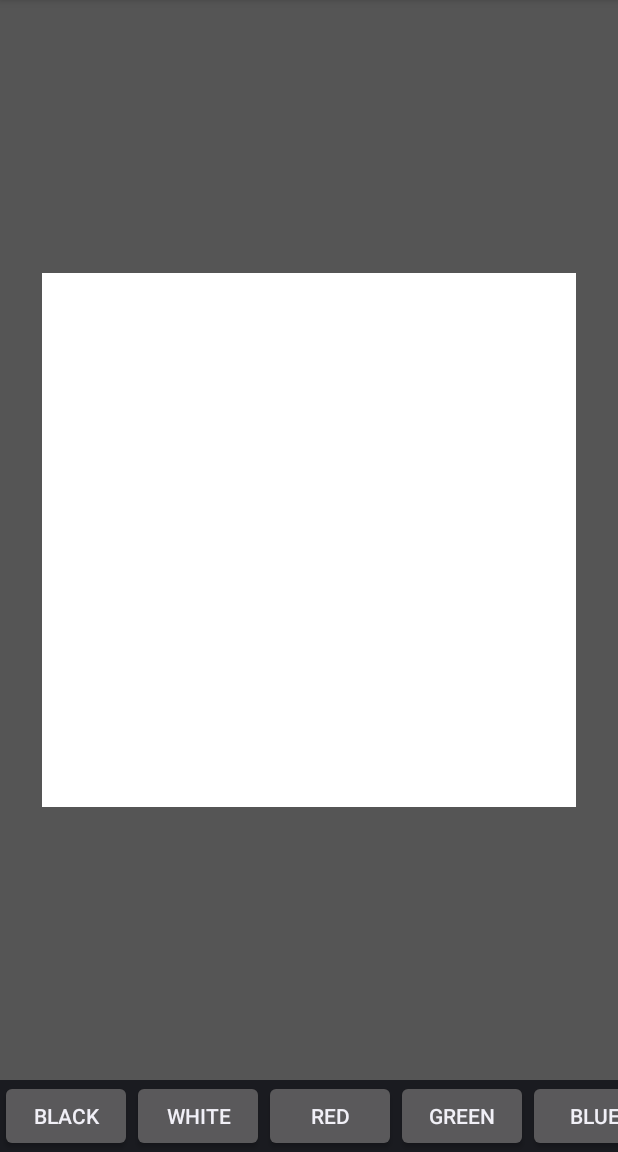
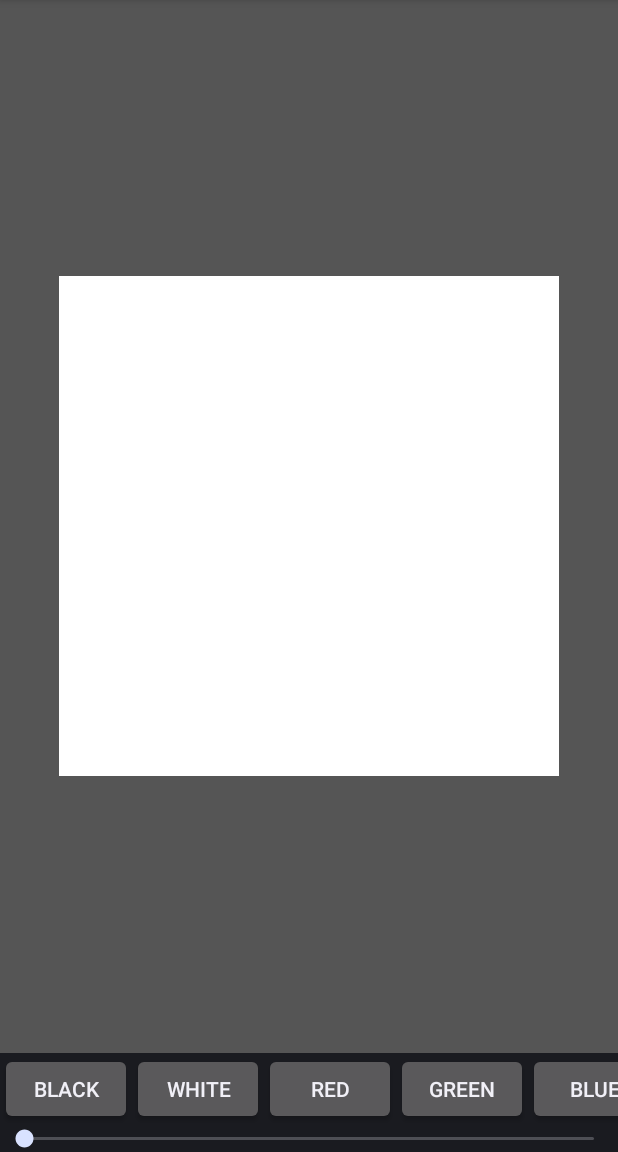
Before and after one commit to alex-richards/Scribble, an Android app: the screen it shows after launch (TestActivity), on a phone screen of 412 x 824 dp, the part 84-1236 px from its top. Run offline under Robolectric (Android 15) with nearby library versions, the phone set to English and light mode, and no system bars.

Commit message:
More example stuff.
Tested on 2.3 - 4.2

```diff
--- a/Scribble/src/main/java/com/github/alexrichards/scribble/TestActivity.java
+++ b/Scribble/src/main/java/com/github/alexrichards/scribble/TestActivity.java
@@ -1,24 +1,37 @@
 package com.github.alexrichards.scribble;
 
 import android.app.Activity;
+import android.graphics.Paint;
 import android.os.Bundle;
+import android.util.SparseIntArray;
 import android.view.View;
+import android.widget.SeekBar;
 
-import com.github.alexrichards.scribble.widget.Brush;
 import com.github.alexrichards.scribble.widget.BufferBuilder;
 import com.github.alexrichards.scribble.widget.PaintBrush;
 import com.github.alexrichards.scribble.widget.ScribbleCanvas;
 
 public class TestActivity extends Activity {
 
-    private static final Brush BLACK = new PaintBrush.Builder().color(0x000000).alpha(0xFF).antialias(true).size(3).build();
-    private static final Brush WHITE = new PaintBrush.Builder().color(0xFFFFFF).alpha(0xFF).antialias(true).size(3).build();
-    private static final Brush RED = new PaintBrush.Builder().color(0xFF0000).alpha(0xFF).antialias(true).size(3).build();
-    private static final Brush GREEN = new PaintBrush.Builder().color(0x00FF00).alpha(0xFF).antialias(true).size(3).build();
-    private static final Brush BLUE = new PaintBrush.Builder().color(0x0000FF).alpha(0xFF).antialias(true).size(3).build();
+    private static final int[] IDS = {R.id.button_black, R.id.button_white, R.id.button_red, R.id.button_green, R.id.button_blue};
+    private static final SparseIntArray COLORS = new SparseIntArray();
 
-    private static final int[] IDS = {R.id.button_black, R.id.button_white, R.id.button_red, R.id.button_green, R.id.button_blue};
-    private static final Brush[] BRUSHES = {BLACK, WHITE, RED, GREEN, BLUE};
+    static {
+        COLORS.put(R.id.button_black, 0xFF000000);
+        COLORS.put(R.id.button_white, 0xFFFFFFFF);
+        COLORS.put(R.id.button_red, 0xFFFF0000);
+        COLORS.put(R.id.button_green, 0xFF00FF00);
+        COLORS.put(R.id.button_blue, 0xFF0000FF);
+    }
+
+    private final Paint paint = new Paint();
+    private final PaintBrush paintBrush = new PaintBrush(paint);
+
+    {
+        paint.setAntiAlias(true);
+        paint.setStyle(Paint.Style.STROKE);
+        paint.setStrokeCap(Paint.Cap.ROUND);
+    }
 
     private ScribbleCanvas scribbleCanvas;
 
@@ -29,18 +42,32 @@ public class TestActivity extends Activity {
         setContentView(R.layout.activity_test);
 
         scribbleCanvas = (ScribbleCanvas) findViewById(R.id.view_canvas);
+        scribbleCanvas.setBuffer(new BufferBuilder(500, 500).background(0xFFFFFFFF).build());
+        scribbleCanvas.setBrush(paintBrush);
 
-        scribbleCanvas.setBuffer(new BufferBuilder(1000, 1000).background(0xFFFFFFFF).build());
-        scribbleCanvas.setBrush(BLACK);
-
-        for (int i = 0; i < IDS.length; ++i) {
-            final Brush brush = BRUSHES[i];
-            findViewById(IDS[i]).setOnClickListener(new View.OnClickListener() {
+        for (final int id : IDS) {
+            final int color = COLORS.get(id);
+            findViewById(id).setOnClickListener(new View.OnClickListener() {
                 @Override
                 public void onClick(View view) {
-                    scribbleCanvas.setBrush(brush);
+                    paint.setColor(color);
                 }
             });
         }
+
+        ((SeekBar) findViewById(R.id.view_size)).setOnSeekBarChangeListener(new SeekBar.OnSeekBarChangeListener() {
+            @Override
+            public void onProgressChanged(SeekBar seekBar, int i, boolean b) {
+                paint.setStrokeWidth(i / 10f);
+            }
+
+            @Override
+            public void onStartTrackingTouch(SeekBar seekBar) {
+            }
+
+            @Override
+            public void onStopTrackingTouch(SeekBar seekBar) {
+            }
+        });
     }
 }
--- a/Scribble/src/main/res/layout/activity_test.xml
+++ b/Scribble/src/main/res/layout/activity_test.xml
@@ -56,4 +56,9 @@
 
         </LinearLayout>
     </HorizontalScrollView>
+
+    <SeekBar
+        android:id="@+id/view.size"
+        android:layout_width="match_parent"
+        android:layout_height="wrap_content" />
 </LinearLayout>
--- a/ScribbleLib/src/main/java/com/github/alexrichards/scribble/widget/PaintBrush.java
+++ b/ScribbleLib/src/main/java/com/github/alexrichards/scribble/widget/PaintBrush.java
@@ -11,55 +11,27 @@ public class PaintBrush extends Brush {
 
     private final RectF invalidate = new RectF();
 
-    protected PaintBrush(Paint paint) {
+    public PaintBrush(Paint paint) {
         this.paint = paint;
+    }
+
+    public Paint getPaint() {
+        return paint;
     }
 
     @Override
     protected RectF draw(Canvas canvas, Path path) {
         if (!path.isEmpty()) {
             canvas.drawPath(path, paint);
-        }
 
-        path.computeBounds(invalidate, true);
+            path.computeBounds(invalidate, true);
 
-        float stroke = paint.getStrokeWidth();
-        invalidate.inset(-stroke, -stroke);
+            float stroke = paint.getStrokeWidth();
+            invalidate.inset(-stroke, -stroke);
 
-        return invalidate;
-    }
-
-    public static class Builder {
-
-        private final Paint paint = new Paint();
-
-        public Builder() {
-            paint.setStyle(Paint.Style.STROKE);
-            paint.setStrokeCap(Paint.Cap.ROUND);
-        }
-
-        public Builder color(int color) {
-            paint.setColor(color);
-            return this;
-        }
-
-        public Builder alpha(int alpha) {
-            paint.setAlpha(alpha);
-            return this;
-        }
-
-        public Builder antialias(boolean antialias) {
-            paint.setAntiAlias(antialias);
-            return this;
-        }
-
-        public Builder size(float size) {
-            paint.setStrokeWidth(size);
-            return this;
-        }
-
-        public PaintBrush build() {
-            return new PaintBrush(paint);
+            return invalidate;
+        } else {
+            return null;
         }
     }
 }
--- a/ScribbleLib/src/main/java/com/github/alexrichards/scribble/widget/ScribbleCanvas.java
+++ b/ScribbleLib/src/main/java/com/github/alexrichards/scribble/widget/ScribbleCanvas.java
@@ -33,7 +33,6 @@ public class ScribbleCanvas extends View {
 
     private final Path path = new Path();
 
-    private final RectF invalidate = new RectF();
     private final Rect invalidateOut = new Rect();
 
     private final Paint paint = new Paint(Paint.ANTI_ALIAS_FLAG | Paint.DITHER_FLAG | Paint.FILTER_BITMAP_FLAG);
@@ -130,8 +129,8 @@ public class ScribbleCanvas extends View {
         }
     }
 
-    public void createBuffer(final int width, final int height, final Bitmap.Config config) {
-        setBuffer(new BufferBuilder(width, height, config).build());
+    public Bitmap getBuffer() {
+        return buffer;
     }
 
     public void setBuffer(final Bitmap buffer) {
@@ -139,6 +138,10 @@ public class ScribbleCanvas extends View {
         canvas.setBitmap(buffer);
 
         requestLayout();
+    }
+
+    public Brush getBrush() {
+        return brush;
     }
 
     public void setBrush(Brush brush) {
@@ -151,10 +154,6 @@ public class ScribbleCanvas extends View {
 
     int getInternalHeight() {
         return getMeasuredHeight() - (getPaddingTop() + getPaddingBottom());
-    }
-
-    public Bitmap getBuffer() {
-        return buffer;
     }
 
     @Override
@@ -206,9 +205,12 @@ public class ScribbleCanvas extends View {
                         path.lineTo((last.x + point.x) / 2, (last.y + point.y) / 2);
                     }
 
-                    matrix.mapRect(invalidate, brush.draw(canvas, path));
-                    invalidate.roundOut(invalidateOut);
-                    invalidate(invalidateOut);
+                    RectF invalidate = brush.draw(canvas, path);
+                    if(invalidate != null){
+                        matrix.mapRect(invalidate);
+                        invalidate.roundOut(invalidateOut);
+                        invalidate(invalidateOut);
+                    }
                 }
             }
 
```
